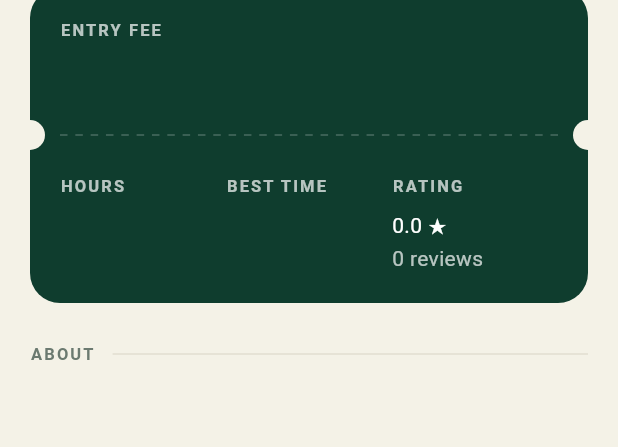
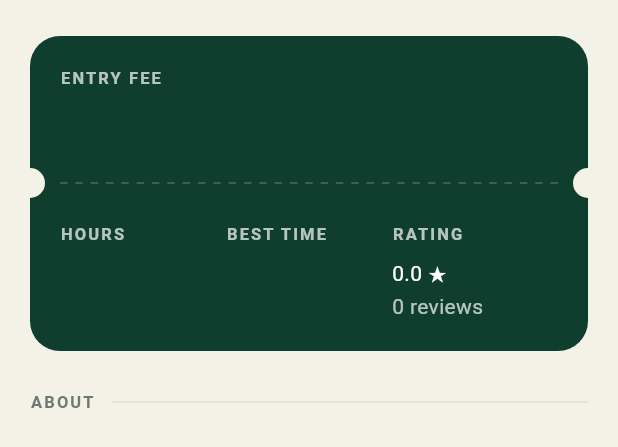
Before and after one commit to naydany/Tourist_Explorer_Project, a Flutter app: the _Body widget shown alone on an empty page, opened directly with empty values, on a phone screen of 412 x 824 dp. Shown: the top 447 px of the screen. Run offline on Flutter 3.47's test engine with Material 3 defaults, Android fonts, the phone set to English and light mode, and no system bars; our stand-ins replace dio, flutter_map, latlong2; network calls fail.

Commit message:
clean code

```diff
--- a/lib/core/constants/app_constants.dart
+++ b/lib/core/constants/app_constants.dart
@@ -1,8 +1,5 @@
-/// App-wide constants. Anything environment-specific (API base URLs, keys)
-/// belongs in a config/env layer instead of here.
 abstract final class AppConstants {
   static const String appName = 'Tourist Explorer';
 
-  /// Default spacing unit; multiply for consistent gaps (8, 16, 24...).
   static const double spacing = 8.0;
 }
--- a/lib/core/router/app_router.dart
+++ b/lib/core/router/app_router.dart
@@ -5,12 +5,10 @@ import '../../repositories/favorites_store.dart';
 import '../../views/destination/destination_detail_screen.dart';
 import '../../views/main_screen.dart';
 
-/// Named route constants. Add one entry here per screen, then wire it in
 /// [AppRouter.routes].
 abstract final class AppRoutes {
   static const String explore = '/';
 
-  /// Expects the destination id as the route argument.
   static const String destination = '/destination';
 }
 
@@ -29,8 +27,6 @@ abstract final class AppRouter {
     };
   }
 
-  /// Routes that need an argument, which a plain [WidgetBuilder] map cannot
-  /// receive. Returning null lets [onUnknownRoute] handle the rest.
   static RouteFactory onGenerateRoute(
     DestinationRepository destinations,
     FavoritesStore favorites,
--- a/lib/views/destination/destination_detail_screen.dart
+++ b/lib/views/destination/destination_detail_screen.dart
@@ -73,8 +73,6 @@ class _DestinationDetailScreenState extends State<DestinationDetailScreen> {
       return const Scaffold(body: Center(child: CircularProgressIndicator()));
     }
 
-    // The heart is shared with the list and the Saved tab, so this rebuilds
-    // whenever it changes anywhere.
     return ListenableBuilder(
       listenable: widget.favorites,
       builder: (context, _) {
@@ -104,8 +102,6 @@ class _DestinationDetailScreenState extends State<DestinationDetailScreen> {
   }
 }
 
-/// Keeps a column of text readable on a desktop window, where a full-width
-/// paragraph would otherwise run to 120+ characters a line. A no-op on phones.
 class _ReadableWidth extends StatelessWidget {
   const _ReadableWidth({required this.child});
 
@@ -115,9 +111,6 @@ class _ReadableWidth extends StatelessWidget {
 
   @override
   Widget build(BuildContext context) {
-    // heightFactor: 1 makes this size to the child. Without it the Align grows
-    // to fill the sliver's unbounded height and pushes the content out of the
-    // viewport.
     return Center(
       heightFactor: 1,
       child: ConstrainedBox(
@@ -128,7 +121,6 @@ class _ReadableWidth extends StatelessWidget {
   }
 }
 
-/// Hero image with the back and favourite buttons, the name and the address.
 class _Header extends StatelessWidget {
   const _Header({
     required this.destination,
@@ -161,8 +153,6 @@ class _Header extends StatelessWidget {
               return ColoredBox(color: colors.surfaceContainerHighest);
             },
           ),
-          // Darkens both ends so the round buttons at the top and the name at
-          // the foot stay legible over any photo.
           const DecoratedBox(
             decoration: BoxDecoration(
               gradient: LinearGradient(
@@ -207,8 +197,6 @@ class _Header extends StatelessWidget {
               ),
             ),
           ),
-          // Name and place read as one block at the foot of the photo, clear of
-          // the sheet that overlaps it.
           Positioned(
             left: 20,
             right: 20,
@@ -261,7 +249,6 @@ class _Header extends StatelessWidget {
   }
 }
 
-/// The cream sheet: facts panel, then the write-up.
 class _Body extends StatelessWidget {
   const _Body({required this.destination});
 
@@ -277,8 +264,6 @@ class _Body extends StatelessWidget {
         decoration: BoxDecoration(
           color: theme.colorScheme.surface,
           borderRadius: const BorderRadius.vertical(top: Radius.circular(32)),
-          // Lifts the sheet off the photo so the seam reads as an edge rather
-          // than the image simply stopping.
           boxShadow: const <BoxShadow>[
             BoxShadow(
               color: Color(0x1F000000),
@@ -287,9 +272,7 @@ class _Body extends StatelessWidget {
             ),
           ],
         ),
-        // The bottom padding replaces the height lost to the translate above
-        // and keeps the last row clear of the action bar.
-        padding: const EdgeInsets.fromLTRB(20, 28, 20, 44),
+        padding: const EdgeInsets.fromLTRB(20, 60, 20, 44),
         child: _ReadableWidth(
           child: Column(
             crossAxisAlignment: CrossAxisAlignment.start,
@@ -320,8 +303,6 @@ class _Body extends StatelessWidget {
   }
 }
 
-/// Dark green ticket: entry fee and open status above the fold, then hours,
-/// best time and rating below a perforated line.
 class _FactsPanel extends StatelessWidget {
   const _FactsPanel({required this.destination});
 
@@ -365,9 +346,6 @@ class _FactsPanel extends StatelessWidget {
                               price,
                               style: theme.textTheme.headlineMedium?.copyWith(
                                 color: Colors.white,
-                                // An amount gets display size; a sentence such
-                                // as "Included in Angkor Pass" would shout at
-                                // 26, so it steps down instead.
                                 fontSize: price.length > 12 ? 19 : 26,
                               ),
                               maxLines: 2,
@@ -421,7 +399,6 @@ class _FactsPanel extends StatelessWidget {
   }
 }
 
-/// The dashed line and the two notches that make the panel read as a ticket.
 class _Perforation extends StatelessWidget {
   const _Perforation();
 
@@ -576,8 +553,6 @@ class _Fact extends StatelessWidget {
   }
 }
 
-/// Horizontal strip of the extra images from `gallery`, hidden when the
-/// destination only has its cover photo.
 class _Gallery extends StatelessWidget {
   const _Gallery({required this.images});
 
@@ -670,7 +645,6 @@ class _TagWrap extends StatelessWidget {
   }
 }
 
-/// Pinned footer: save toggle plus the primary action.
 class _ActionBar extends StatelessWidget {
   const _ActionBar({
     required this.isFavorite,
--- a/lib/views/saved/saved_screen.dart
+++ b/lib/views/saved/saved_screen.dart
@@ -17,7 +17,6 @@ class SavedScreen extends StatefulWidget {
 }
 
 class _SavedScreenState extends State<SavedScreen> {
-  /// Null means "All". Filtering happens in memory; the saved list is small.
   String? _category;
 
   List<Destination> get _visible {
@@ -129,7 +128,6 @@ class _Header extends StatelessWidget {
   }
 }
 
-/// "just now", "2 hours ago", "2 days ago" - enough for a subtitle.
 String _relative(DateTime moment) {
   final elapsed = DateTime.now().difference(moment);
 
@@ -158,7 +156,6 @@ class _CategoryChips extends StatelessWidget {
 
   @override
   Widget build(BuildContext context) {
-    // One category means the filter can only ever say "all of them".
     if (categories.length < 2) return const SizedBox.shrink();
 
     return SizedBox(
@@ -272,8 +269,6 @@ class _EmptySaved extends StatelessWidget {
   }
 }
 
-/// Pale disc with an outlined heart and a small amber plus - the "add
-/// something" mark from the design.
 class _EmptyBadge extends StatelessWidget {
   const _EmptyBadge();
 
```
Also changed, not shown: lib/core/config/api_config.dart (+0 -12 lines), lib/core/network/api_client.dart (+0 -21 lines), lib/core/network/api_exception.dart (+0 -10 lines), lib/views/explore/explore_screen.dart (+0 -11 lines).
